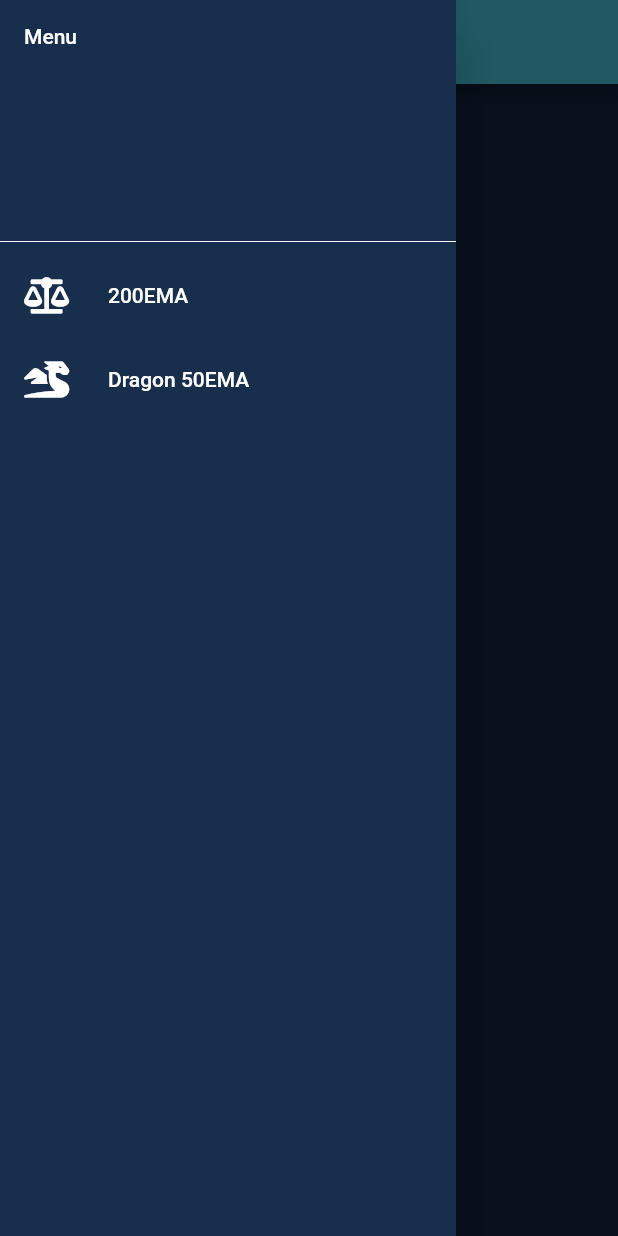
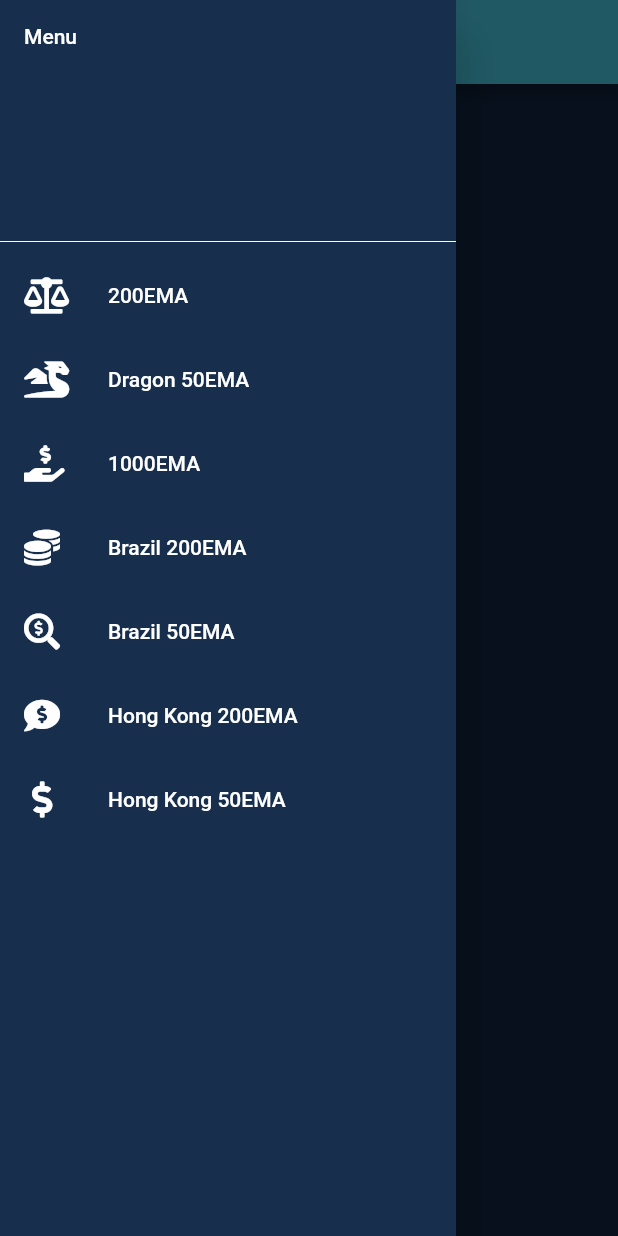
Before and after one commit to robmagario/roubou, a Flutter app: the screen it shows after launch, with the side drawer open, on a phone screen of 412 x 824 dp. Run offline on Flutter 3.47's test engine with Material 2 defaults, Android fonts, the phone set to English and light mode, and no system bars; drawn by our look-alikes of google_mobile_ads; our stand-ins replace cloud_firestore, firebase_core, flutter_riverpod, font_awesome_flutter, rxdart, timeago; accounts and stored records are empty; network calls fail.

Commit message:
adding 1000ema, Brazil market and HK market

```diff
--- a/lib/main.dart
+++ b/lib/main.dart
@@ -1,5 +1,5 @@
 import 'dart:async';
-import 'dart:io';
+//import 'dart:io';
 import 'package:flutter/material.dart';
 import 'package:flutter/services.dart';
 import 'package:firebase_core/firebase_core.dart';
@@ -10,10 +10,15 @@ import 'package:roubou/my_drawer.dart';
 import 'package:flutter_riverpod/flutter_riverpod.dart';
 import 'package:roubou/dragon.dart';
 import 'package:timeago/timeago.dart' as timeago;
-import 'package:in_app_purchase/in_app_purchase.dart';
-import 'package:in_app_purchase_android/billing_client_wrappers.dart';
-import 'package:in_app_purchase_android/in_app_purchase_android.dart';
+//import 'package:in_app_purchase/in_app_purchase.dart';
+//import 'package:in_app_purchase_android/billing_client_wrappers.dart';
+//import 'package:in_app_purchase_android/in_app_purchase_android.dart';
 import 'package:google_mobile_ads/google_mobile_ads.dart';
+import '1000ema.dart';
+import 'br200ema.dart';
+import 'br50ema.dart';
+import 'hk200ema.dart';
+import 'hk50ema.dart';
 import 'screen/ad_state.dart';
 
 /// Run first apps open
@@ -60,6 +65,11 @@ class MyApp extends StatelessWidget {
           routes: <String, WidgetBuilder>{
             "/myHomePage": (BuildContext context) => MyHomePage(),
             "/dragon": (BuildContext context) => Dragon(),
+            "/1000ema": (BuildContext context) => EMA1000(),
+            "/br200ema":(BuildContext context) => Br200(),
+            "/br50ema":(BuildContext context) => Br50(),
+            "/hk200ema":(BuildContext context) => HK200(),
+            "/hk50ema":(BuildContext context) => HK50(),
           },
         );
       },
--- a/lib/my_drawer.dart
+++ b/lib/my_drawer.dart
@@ -1,6 +1,6 @@
-import 'dart:async';
+//import 'dart:async';
 import 'package:flutter/material.dart';
-import 'package:roubou/component/style.dart';
+//import 'package:roubou/component/style.dart';
 import 'package:flutter_riverpod/flutter_riverpod.dart';
 import 'package:font_awesome_flutter/font_awesome_flutter.dart';
 
@@ -34,8 +34,37 @@ class MyDrawer extends ConsumerWidget {
             title: Text('Dragon 50EMA'),
             onTap: () {
               Navigator.pushNamed(context, '/dragon');
-            },
-          ),
+            },),
+          ListTile(
+            leading: FaIcon(FontAwesomeIcons.handHoldingUsd),
+            title: Text('1000EMA'),
+            onTap: () {
+              Navigator.pushNamed(context, '/1000ema');
+            },),
+          ListTile(
+            leading: Icon(FontAwesomeIcons.coins),
+            title: Text('Brazil 200EMA'),
+            onTap: () {
+              Navigator.pushNamed(context, '/br200ema');
+            },),
+          ListTile(
+            leading: Icon(FontAwesomeIcons.searchDollar),
+            title: Text('Brazil 50EMA'),
+            onTap: () {
+              Navigator.pushNamed(context, '/br50ema');
+            },),
+          ListTile(
+            leading: Icon(FontAwesomeIcons.commentDollar),
+            title: Text('Hong Kong 200EMA'),
+            onTap: () {
+              Navigator.pushNamed(context, '/hk200ema');
+            },),
+          ListTile(
+            leading: Icon(FontAwesomeIcons.dollarSign),
+            title: Text('Hong Kong 50EMA'),
+            onTap: () {
+              Navigator.pushNamed(context, '/br50ema');
+            },),
         ],
       ),
     );
```
Also changed, not shown: lib/constants/app_routes.dart (+11 -0 lines), 2 other files.
